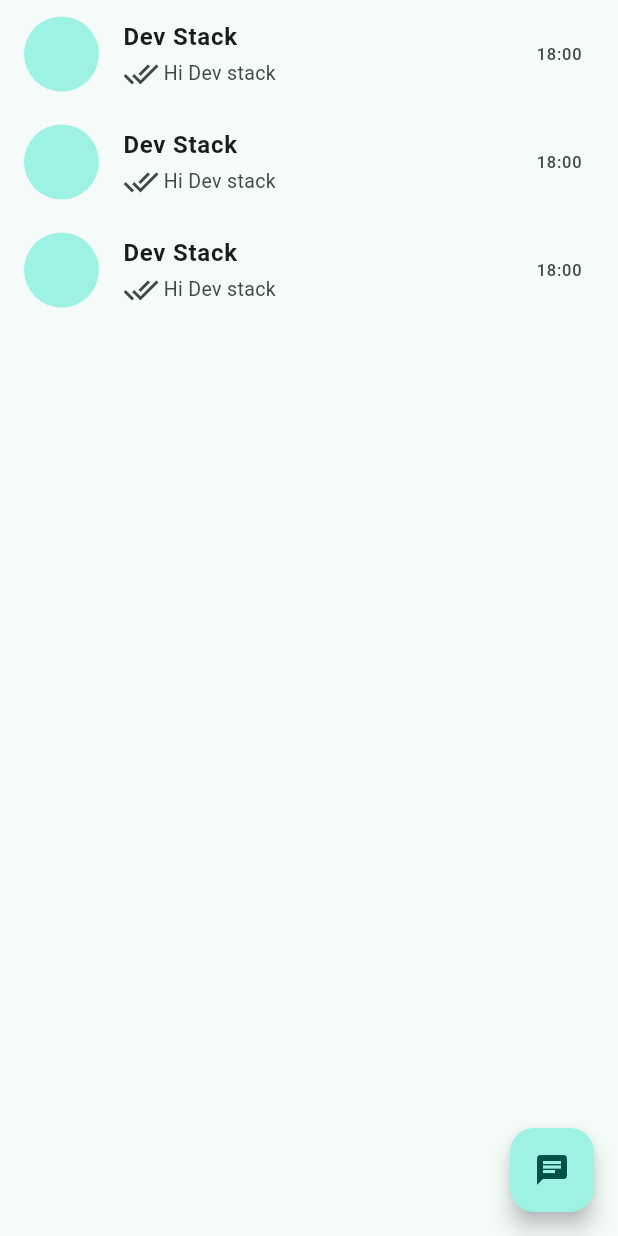
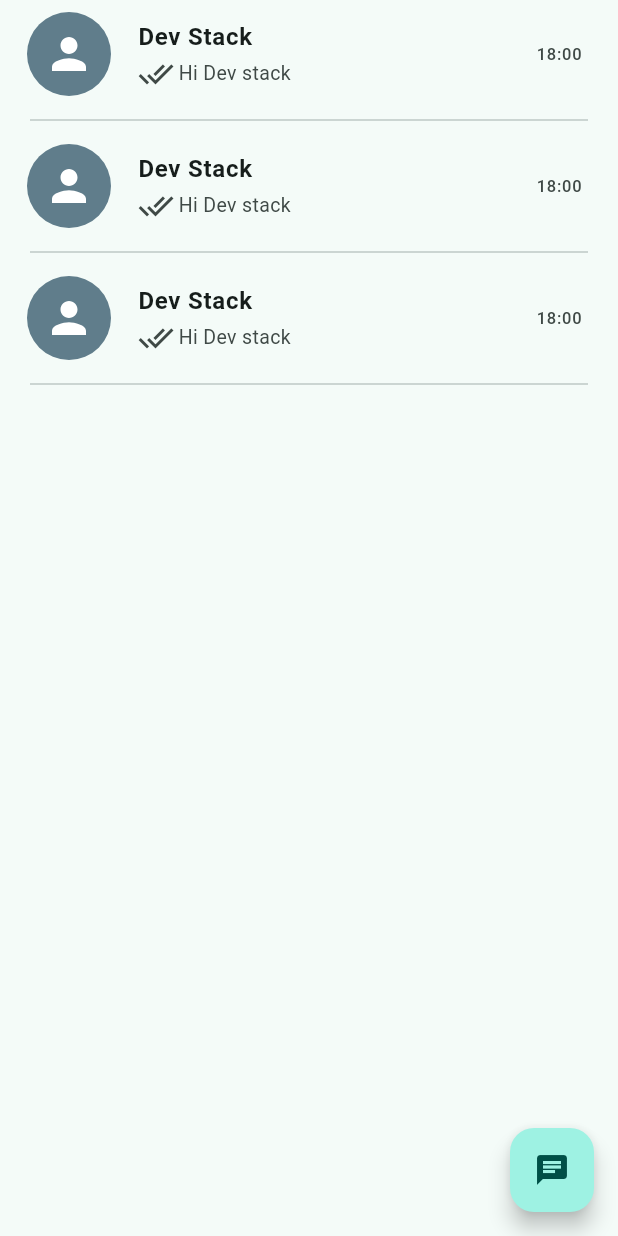
Before and after one commit to sing3demons/flutter_chat_app, a Flutter app: the ChatPage screen opened directly, on a phone screen of 412 x 824 dp. Run offline on Flutter 3.47's test engine with Material 2 defaults, Android fonts, the phone set to English and light mode, and no system bars; our stand-ins replace flutter_svg.

Commit message:
How to use SVG Icons

```diff
--- a/lib/CustomUI/CustomCard.dart
+++ b/lib/CustomUI/CustomCard.dart
@@ -1,20 +1,41 @@
 import 'package:flutter/material.dart';
+import 'package:flutter_svg/flutter_svg.dart';
 
 class CustomCard extends StatelessWidget {
   const CustomCard({Key? key}) : super(key: key);
 
   @override
   Widget build(BuildContext context) {
-    return const ListTile(
-      leading: CircleAvatar(radius: 25),
-      trailing: Text('18:00'),
-      title: Text("Dev Stack",
-          style: TextStyle(fontSize: 16, fontWeight: FontWeight.bold)),
-      subtitle: Row(
+    return InkWell(
+      onTap: () {
+        // Navigator.pushNamed(context, '/chat');
+      },
+      child: Column(
         children: [
-          Icon(Icons.done_all),
-          SizedBox(width: 3),
-          Text('Hi Dev stack', style: TextStyle(fontSize: 13)),
+          ListTile(
+            leading: CircleAvatar(
+                backgroundColor: Colors.blueGrey,
+                radius: 30,
+                child: SvgPicture.asset('assets/person.svg',
+                    colorFilter:
+                        const ColorFilter.mode(Colors.white, BlendMode.srcIn),
+                    height: 37,
+                    width: 34)),
+            trailing: const Text('18:00'),
+            title: const Text("Dev Stack",
+                style: TextStyle(fontSize: 16, fontWeight: FontWeight.bold)),
+            subtitle: const Row(
+              children: [
+                Icon(Icons.done_all),
+                SizedBox(width: 3),
+                Text('Hi Dev stack', style: TextStyle(fontSize: 13)),
+              ],
+            ),
+          ),
+          const Padding(
+            padding: EdgeInsets.only(left: 20, right: 20),
+            child: Divider(thickness: 1),
+          )
         ],
       ),
     );
--- a/pubspec.yaml
+++ b/pubspec.yaml
@@ -35,6 +35,7 @@ dependencies:
   # The following adds the Cupertino Icons font to your application.
   # Use with the CupertinoIcons class for iOS style icons.
   cupertino_icons: ^1.0.2
+  flutter_svg: ^2.0.7
 
 dev_dependencies:
   flutter_test:
@@ -59,7 +60,8 @@ flutter:
   uses-material-design: true
 
   # To add assets to your application, add an assets section, like this:
-  # assets:
+  assets:
+    - assets/
   #   - images/a_dot_burr.jpeg
   #   - images/a_dot_ham.jpeg
 
```
Also changed, not shown: assets/groups.svg (added), assets/person.svg (added), pubspec.lock.
